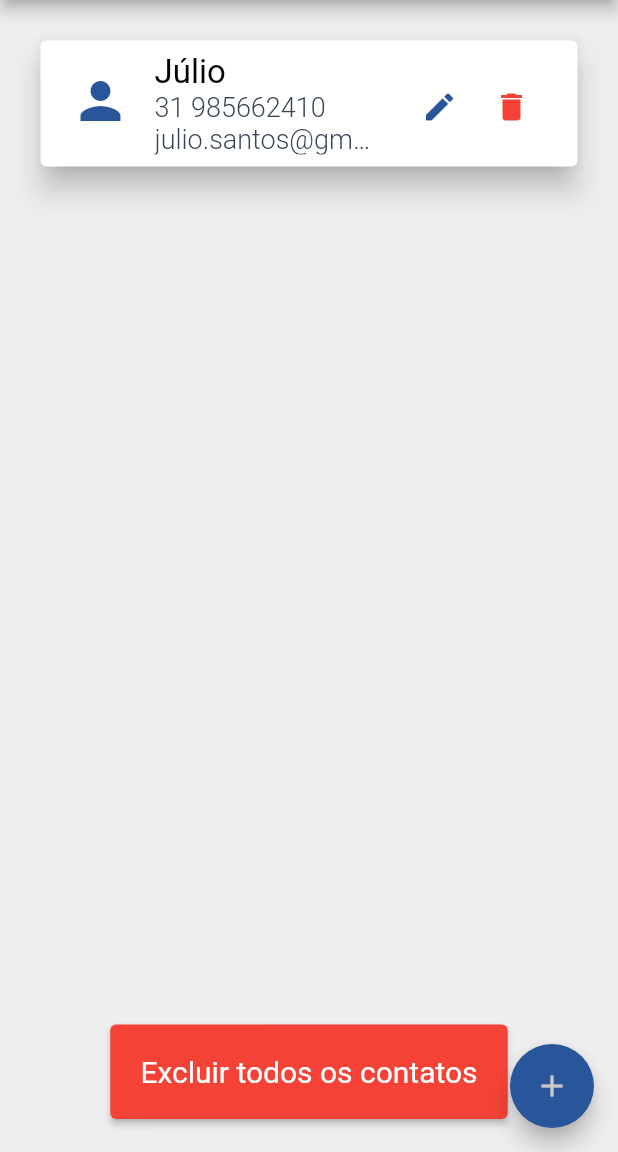
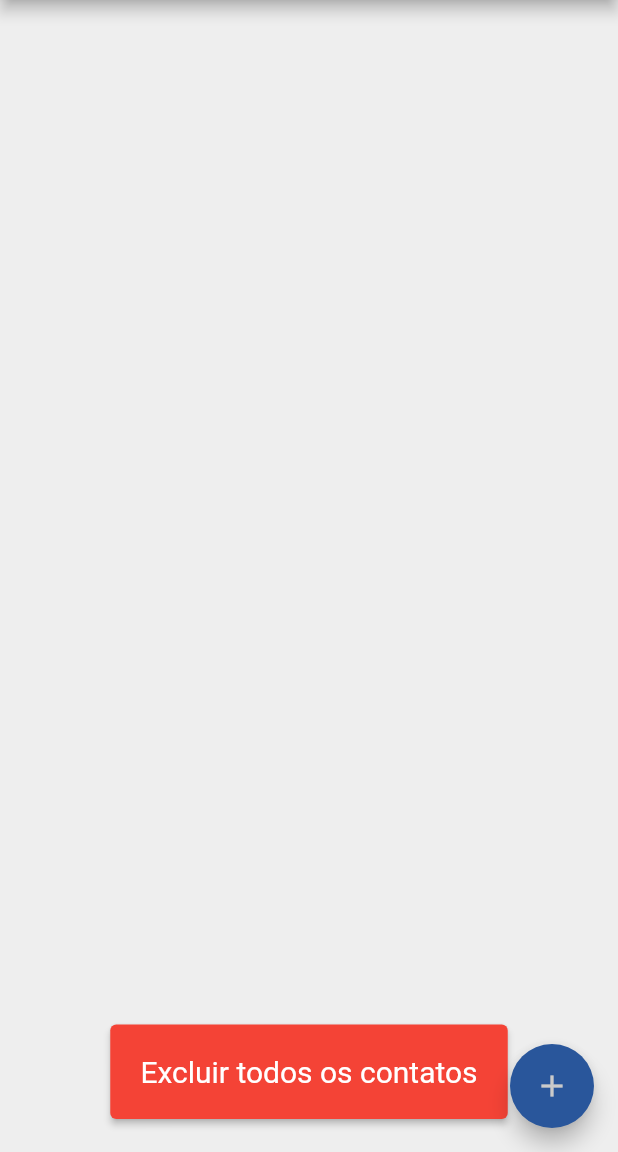
Before and after one commit to julimcvs/ListaContatos, a Flutter app: the ListaContatos screen opened by its route, on a phone screen of 412 x 824 dp, the part 84-1236 px from its top. Run offline on Flutter 3.47's test engine with Material 2 defaults, Android fonts, the phone set to English and light mode, and no system bars; missing offline and left inert: masked_text.

Commit message:
Update lista_contatos.dart

```diff
--- a/lib/screens/lista_contatos.dart
+++ b/lib/screens/lista_contatos.dart
@@ -10,10 +10,7 @@ class ListaContatos extends StatefulWidget {
 }
 
 class _ListaContatosState extends State<ListaContatos> {
-  List<Contato> listaContatos = [
-    new Contato(
-        'Júlio', '31 985662410', '09068868640', 'julio.santos@gmail.com')
-  ];
+  List<Contato> listaContatos = [];
 
   @override
   Widget build(BuildContext context) {
```
